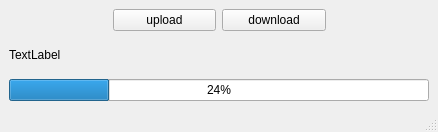
This is Lab3/Base64/mainwindow.ui in rodimov/NetworksLabs_SUT as Qt 5 draws it before an edit. The edited form follows.
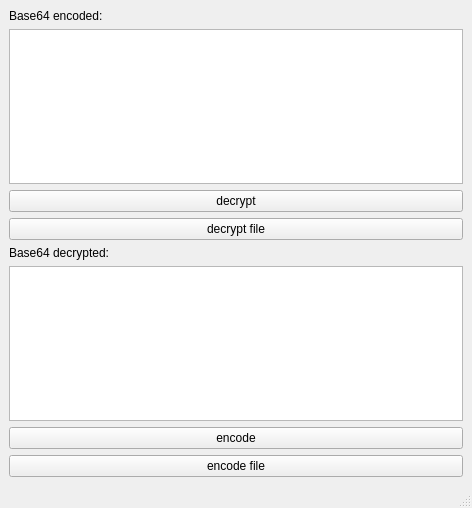
This is the edited form.

Commit message: third lab done

Patch:
```diff
--- a/Lab3/Base64/mainwindow.ui
+++ b/Lab3/Base64/mainwindow.ui
@@ -6,8 +6,8 @@
    <rect>
     <x>0</x>
     <y>0</y>
-    <width>438</width>
-    <height>132</height>
+    <width>472</width>
+    <height>508</height>
    </rect>
   </property>
   <property name="windowTitle">
@@ -16,61 +16,30 @@
   <widget class="QWidget" name="centralwidget">
    <layout class="QVBoxLayout" name="verticalLayout_3">
     <item>
-     <layout class="QHBoxLayout" name="horizontalLayout">
+     <layout class="QVBoxLayout" name="verticalLayout">
       <item>
-       <spacer name="horizontalSpacer_2">
-        <property name="orientation">
-         <enum>Qt::Horizontal</enum>
-        </property>
-        <property name="sizeHint" stdset="0">
-         <size>
-          <width>40</width>
-          <height>20</height>
-         </size>
-        </property>
-       </spacer>
-      </item>
-      <item>
-       <widget class="QPushButton" name="upload">
-        <property name="sizePolicy">
-         <sizepolicy hsizetype="Expanding" vsizetype="Fixed">
-          <horstretch>0</horstretch>
-          <verstretch>0</verstretch>
-         </sizepolicy>
-        </property>
-        <property name="layoutDirection">
-         <enum>Qt::LeftToRight</enum>
-        </property>
+       <widget class="QLabel" name="label">
         <property name="text">
-         <string>upload</string>
+         <string>Base64 encoded:</string>
         </property>
        </widget>
       </item>
       <item>
-       <widget class="QPushButton" name="download">
-        <property name="sizePolicy">
-         <sizepolicy hsizetype="Expanding" vsizetype="Fixed">
-          <horstretch>0</horstretch>
-          <verstretch>0</verstretch>
-         </sizepolicy>
-        </property>
+       <widget class="QTextEdit" name="encoded"/>
+      </item>
+      <item>
+       <widget class="QPushButton" name="decrypt">
         <property name="text">
-         <string>download</string>
+         <string>decrypt</string>
         </property>
        </widget>
       </item>
       <item>
-       <spacer name="horizontalSpacer">
-        <property name="orientation">
-         <enum>Qt::Horizontal</enum>
+       <widget class="QPushButton" name="decryptFile">
+        <property name="text">
+         <string>decrypt file</string>
         </property>
-        <property name="sizeHint" stdset="0">
-         <size>
-          <width>40</width>
-          <height>20</height>
-         </size>
-        </property>
-       </spacer>
+       </widget>
       </item>
      </layout>
     </item>
@@ -79,14 +48,24 @@
       <item>
        <widget class="QLabel" name="status">
         <property name="text">
-         <string>TextLabel</string>
+         <string>Base64 decrypted:</string>
         </property>
        </widget>
       </item>
       <item>
-       <widget class="QProgressBar" name="progressBar">
-        <property name="value">
-         <number>24</number>
+       <widget class="QTextEdit" name="decrypted"/>
+      </item>
+      <item>
+       <widget class="QPushButton" name="encode">
+        <property name="text">
+         <string>encode</string>
+        </property>
+       </widget>
+      </item>
+      <item>
+       <widget class="QPushButton" name="encodeFile">
+        <property name="text">
+         <string>encode file</string>
         </property>
        </widget>
       </item>
```
Left out of the diff: 4 changed lines with no effect on the pictures. The commit also changes 2 other files.
